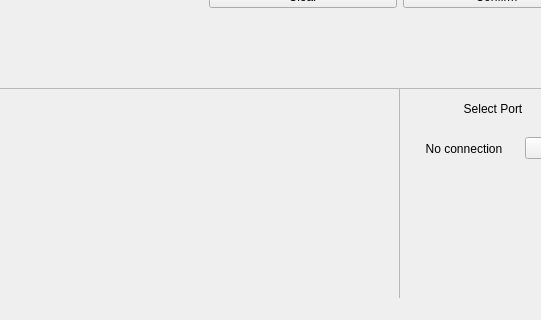
Old version of the form ui/mainwindow.ui in the repository cyc-987/K-Verification; both pictures show x 0 to 541 and y 280 to 600 of the 800 by 600 pixel window.
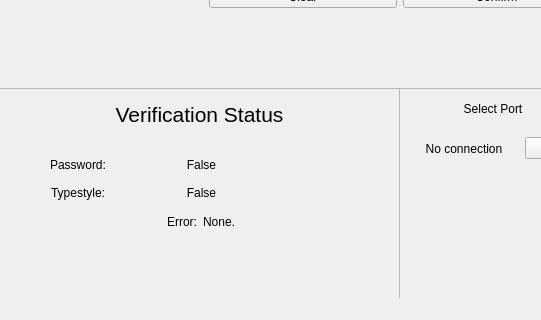
New version of the form.

Diff of the .ui file:
```diff
--- a/ui/mainwindow.ui
+++ b/ui/mainwindow.ui
@@ -202,6 +202,162 @@
     <property name="frameShadow">
      <enum>QFrame::Raised</enum>
     </property>
+    <widget class="QWidget" name="">
+     <property name="geometry">
+      <rect>
+       <x>10</x>
+       <y>4</y>
+       <width>381</width>
+       <height>151</height>
+      </rect>
+     </property>
+     <layout class="QVBoxLayout" name="verticalLayout_2">
+      <property name="leftMargin">
+       <number>10</number>
+      </property>
+      <property name="topMargin">
+       <number>10</number>
+      </property>
+      <property name="rightMargin">
+       <number>10</number>
+      </property>
+      <property name="bottomMargin">
+       <number>10</number>
+      </property>
+      <item>
+       <widget class="QLabel" name="label_veri">
+        <property name="font">
+         <font>
+          <pointsize>16</pointsize>
+         </font>
+        </property>
+        <property name="text">
+         <string>Verification Status</string>
+        </property>
+        <property name="alignment">
+         <set>Qt::AlignCenter</set>
+        </property>
+       </widget>
+      </item>
+      <item>
+       <spacer name="verticalSpacer_3">
+        <property name="orientation">
+         <enum>Qt::Vertical</enum>
+        </property>
+        <property name="sizeType">
+         <enum>QSizePolicy::Fixed</enum>
+        </property>
+        <property name="sizeHint" stdset="0">
+         <size>
+          <width>20</width>
+          <height>20</height>
+         </size>
+        </property>
+       </spacer>
+      </item>
+      <item>
+       <layout class="QHBoxLayout" name="horizontalLayout_5">
+        <item>
+         <widget class="QLabel" name="label_password">
+          <property name="text">
+           <string>Password:</string>
+          </property>
+          <property name="alignment">
+           <set>Qt::AlignCenter</set>
+          </property>
+         </widget>
+        </item>
+        <item>
+         <widget class="QLabel" name="label_password_status">
+          <property name="text">
+           <string>False</string>
+          </property>
+          <property name="alignment">
+           <set>Qt::AlignCenter</set>
+          </property>
+         </widget>
+        </item>
+        <item>
+         <spacer name="horizontalSpacer">
+          <property name="orientation">
+           <enum>Qt::Horizontal</enum>
+          </property>
+          <property name="sizeType">
+           <enum>QSizePolicy::Fixed</enum>
+          </property>
+          <property name="sizeHint" stdset="0">
+           <size>
+            <width>120</width>
+            <height>20</height>
+           </size>
+          </property>
+         </spacer>
+        </item>
+       </layout>
+      </item>
+      <item>
+       <layout class="QHBoxLayout" name="horizontalLayout_6">
+        <item>
+         <widget class="QLabel" name="label_keyboard">
+          <property name="text">
+           <string>Typestyle:</string>
+          </property>
+          <property name="alignment">
+           <set>Qt::AlignCenter</set>
+          </property>
+         </widget>
+        </item>
+        <item>
+         <widget class="QLabel" name="label_keyboard_status">
+          <property name="text">
+           <string>False</string>
+          </property>
+          <property name="alignment">
+           <set>Qt::AlignCenter</set>
+          </property>
+         </widget>
+        </item>
+        <item>
+         <spacer name="horizontalSpacer_2">
+          <property name="orientation">
+           <enum>Qt::Horizontal</enum>
+          </property>
+          <property name="sizeType">
+           <enum>QSizePolicy::Fixed</enum>
+          </property>
+          <property name="sizeHint" stdset="0">
+           <size>
+            <width>120</width>
+            <height>20</height>
+           </size>
+          </property>
+         </spacer>
+        </item>
+       </layout>
+      </item>
+      <item>
+       <layout class="QHBoxLayout" name="horizontalLayout_7">
+        <item>
+         <widget class="QLabel" name="label_error">
+          <property name="text">
+           <string>Error:</string>
+          </property>
+          <property name="alignment">
+           <set>Qt::AlignRight|Qt::AlignTrailing|Qt::AlignVCenter</set>
+          </property>
+         </widget>
+        </item>
+        <item>
+         <widget class="QLabel" name="label_error_content">
+          <property name="text">
+           <string>None.</string>
+          </property>
+         </widget>
+        </item>
+       </layout>
+      </item>
+     </layout>
+    </widget>
    </widget>
    <widget class="QFrame" name="frame_settings_area">
     <property name="geometry">
```
Left out of the diff: 55 changed lines with no effect on the pictures.
